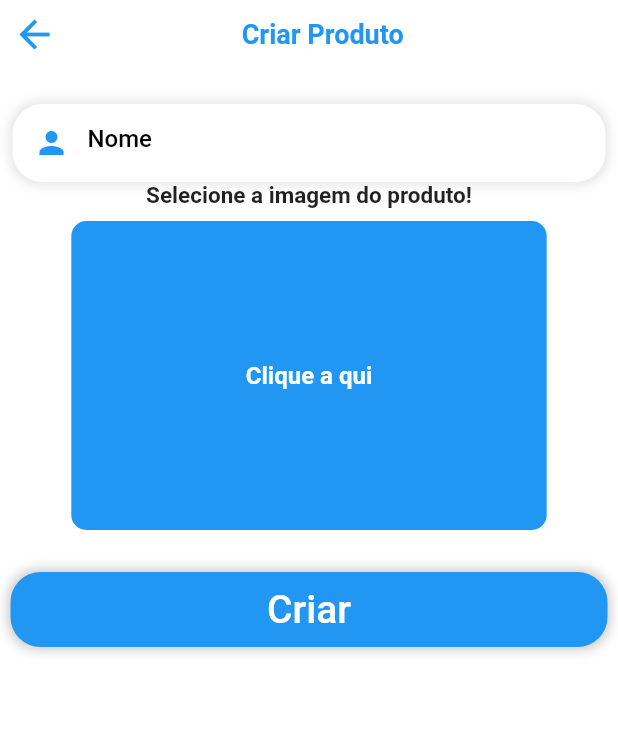
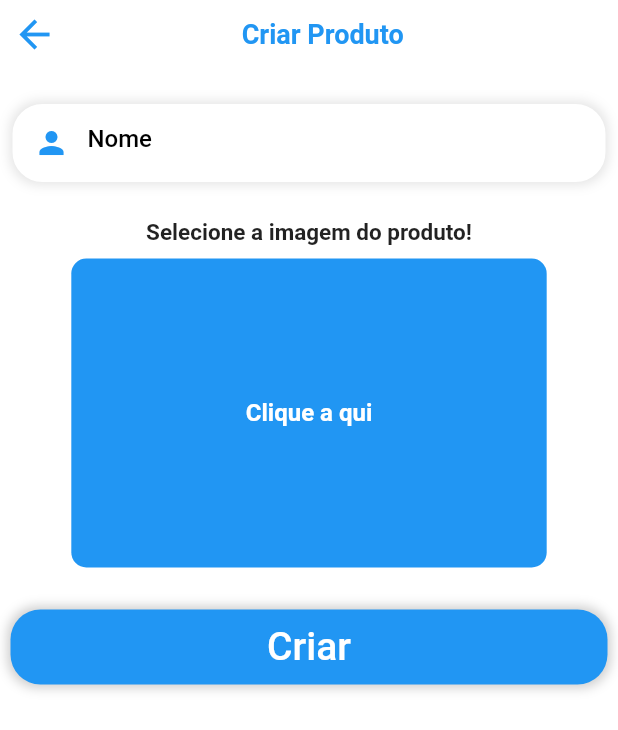
Before and after one commit to AntonioZeferino/Bons-Preco-App, a Flutter app: the RegistraProdutoView screen opened by its route, on a phone screen of 412 x 824 dp. Shown: the top 730 px of the screen. Run offline on Flutter 3.47's test engine with Material 2 defaults, Android fonts, the light colour scheme and no system bars; our stand-ins replace connectivity, get, get_storage, image_picker; accounts and stored records are empty; network calls fail.

Commit message:
08/07/22

```diff
--- a/lib/app/modules/registra_produto/registra_produto_view.dart
+++ b/lib/app/modules/registra_produto/registra_produto_view.dart
@@ -1,12 +1,12 @@
 import 'package:bompreco/app/global/widgets/bt_normal.dart';
 import 'package:bompreco/app/global/widgets/input_normal.dart';
 import 'package:bompreco/app/global/widgets/voltar_top.dart';
-import 'package:bompreco/app/modules/criar_loja/criar_loja_controller.dart';
+import 'package:bompreco/app/modules/registra_produto/registra_produto_controller.dart';
 import 'package:bompreco/app/theme/layout.dart';
 import 'package:flutter/material.dart';
 import 'package:get/get.dart';
 
-class RegistraProdutoView extends GetView<CriarLojaController> {
+class RegistraProdutoView extends GetView<RegistraProdutoController> {
   const RegistraProdutoView({Key? key}) : super(key: key);
 
   @override
@@ -35,6 +35,9 @@ class RegistraProdutoView extends GetView<CriarLojaController> {
                       enabled: !controller.loading.value,
                       onChanged: (value) {},
                     ),
+                  ),
+                  const SizedBox(
+                    height: 25,
                   ),
                   Column(
                     children: [
```
